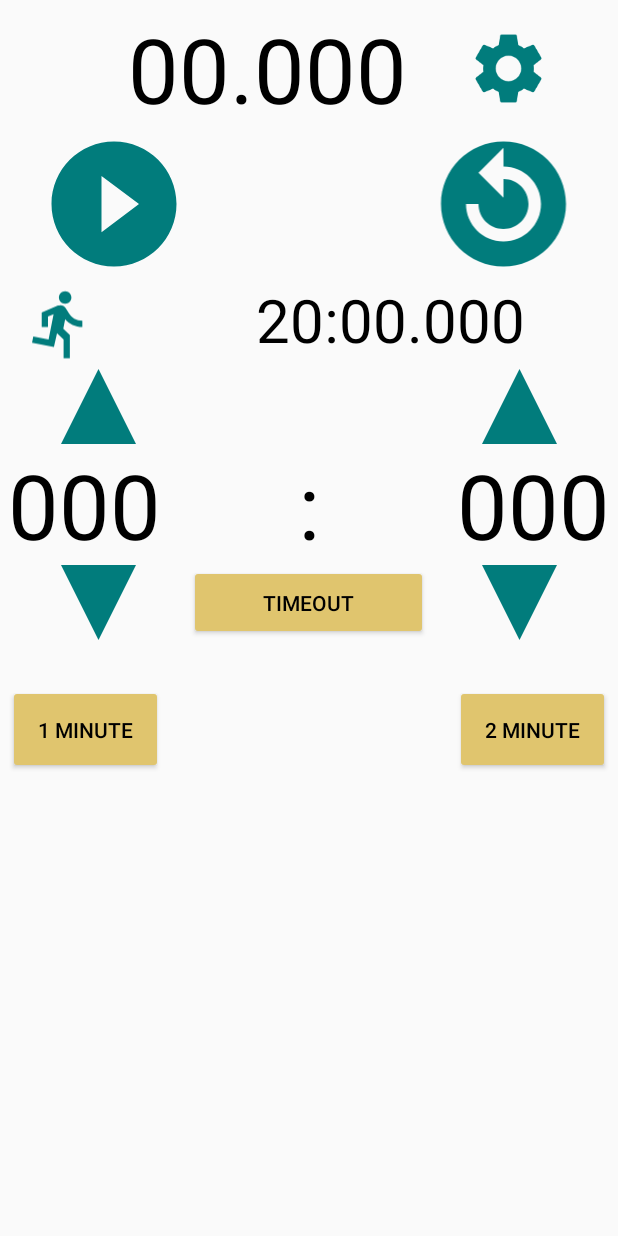
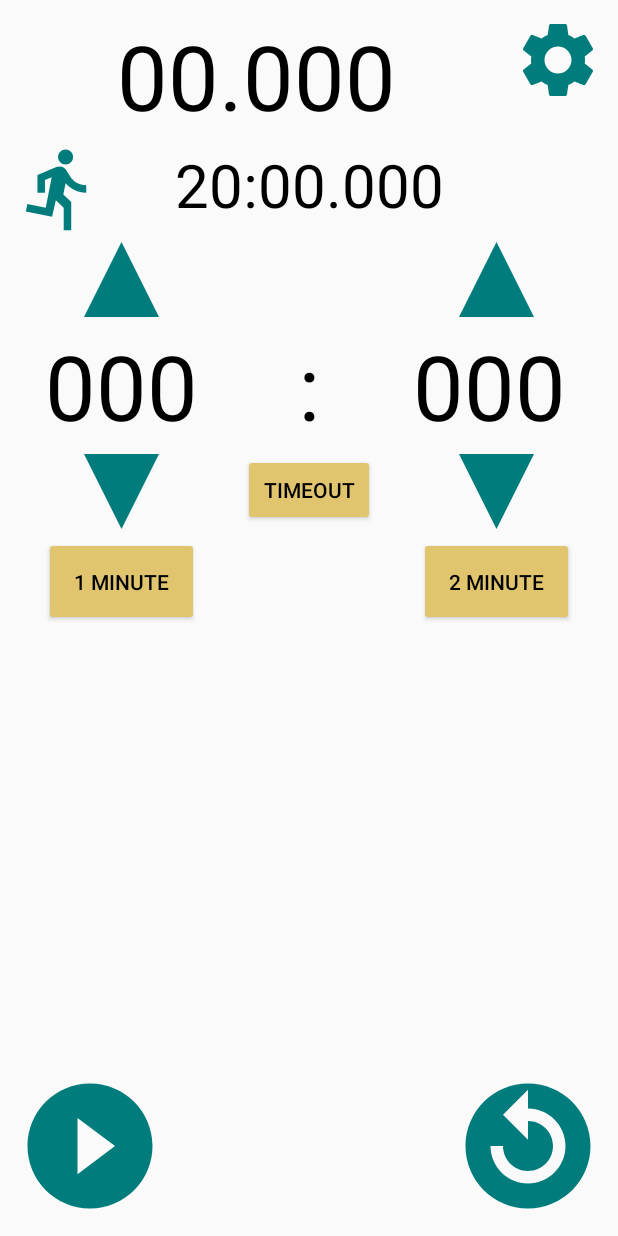
Before and after one commit to benrpinto/SportsTimer, an Android app built with Jetpack Compose: the screen it shows after launch (MainActivity), on a phone screen of 412 x 824 dp. Run offline under Robolectric (Android 15) with nearby library versions, the phone set to English and light mode, and no system bars.

Commit message:
Converted portrait main layout to ConstraintLayout Moved Play and Reset button to bottom of screen Vectors drawn with app:srcCompat Used tools:text to display sample times

```diff
--- a/app/src/main/res/layout/activity_main.xml
+++ b/app/src/main/res/layout/activity_main.xml
@@ -1,284 +1,262 @@
 <?xml version="1.0" encoding="utf-8"?>
-<LinearLayout xmlns:android="http://schemas.android.com/apk/res/android"
+<androidx.constraintlayout.widget.ConstraintLayout
+    xmlns:android="http://schemas.android.com/apk/res/android"
+    xmlns:app="http://schemas.android.com/apk/res-auto"
+    xmlns:tools="http://schemas.android.com/tools"
     android:layout_width="match_parent"
-    android:layout_height="match_parent"
-    android:orientation="vertical"
-    android:paddingHorizontal="5dp"
-    android:paddingVertical="5dp">
+    android:layout_height="match_parent">
 
-    <LinearLayout
+    <TextView
+        android:id="@+id/chronometer"
+        tools:text="10:00.000"
+        android:textSize="60sp"
+        android:layout_width="wrap_content"
+        android:layout_height="wrap_content"
+        android:layout_marginTop="10dp"
+        app:layout_constraintEnd_toStartOf="@+id/settingsButton"
+        app:layout_constraintStart_toStartOf="parent"
+        app:layout_constraintTop_toTopOf="parent"/>
+
+    <ImageButton
+        android:id="@+id/settingsButton"
+        app:srcCompat="@drawable/settings_cog"
+        android:contentDescription="@string/SettingsButton"
+        android:background="@null"
+        android:scaleType="fitCenter"
+        android:layout_width="60dp"
+        android:layout_height="60dp"
+        android:layout_marginTop="10dp"
+        android:layout_marginEnd="10dp"
+        app:layout_constraintEnd_toEndOf="parent"
+        app:layout_constraintTop_toTopOf="parent"/>
+
+    <ImageView
+        android:id="@+id/imageView"
+        app:srcCompat="@drawable/flag_runner"
+        android:contentDescription="@string/flag_runner"
+        android:scaleType="fitCenter"
+        android:layout_width="60dp"
+        android:layout_height="60dp"
+        android:layout_marginStart="10dp"
+        android:layout_marginTop="5dp"
+        app:layout_constraintStart_toStartOf="parent"
+        app:layout_constraintTop_toBottomOf="@+id/chronometer"/>
+
+    <TextView
+        android:id="@+id/flagCountdown"
+        tools:text="10:00.000"
+        android:textSize="40sp"
+        android:layout_width="wrap_content"
+        android:layout_height="wrap_content"
+        android:layout_marginTop="5dp"
+        app:layout_constraintEnd_toEndOf="parent"
+        app:layout_constraintStart_toStartOf="parent"
+        app:layout_constraintTop_toBottomOf="@+id/chronometer"/>
+
+    <ImageButton
+        android:id="@+id/scoreUpLeft"
+        app:srcCompat="@drawable/triangle_up"
+        android:contentDescription="@string/IncreaseLeftScore"
+        android:background="@null"
+        android:layout_width="wrap_content"
+        android:layout_height="wrap_content"
+        android:layout_marginTop="5dp"
+        app:layout_constraintEnd_toEndOf="@+id/scoreDownLeft"
+        app:layout_constraintTop_toBottomOf="@+id/imageView"/>
+
+    <ImageButton
+        android:id="@+id/scoreUpRight"
+        app:srcCompat="@drawable/triangle_up"
+        android:contentDescription="@string/IncreaseRightScore"
+        android:background="@null"
+        android:layout_width="wrap_content"
+        android:layout_height="wrap_content"
+        android:layout_marginTop="5dp"
+        android:layout_marginEnd="10dp"
+        app:layout_constraintStart_toStartOf="@+id/scoreDownRight"
+        app:layout_constraintTop_toBottomOf="@+id/imageView"/>
+
+    <TextView
+        android:id="@+id/scoreLeft"
+        android:text="@string/InitialScore"
+        android:textSize="60sp"
+        android:layout_width="wrap_content"
+        android:layout_height="wrap_content"
+        android:layout_marginTop="5dp"
+        app:layout_constraintEnd_toEndOf="@+id/scoreDownLeft"
+        app:layout_constraintStart_toStartOf="@+id/scoreDownLeft"
+        app:layout_constraintTop_toBottomOf="@+id/scoreUpLeft"/>
+
+    <TextView
+        android:id="@+id/scoreSeparator"
+        android:text="@string/ScoreSeparator"
+        android:textSize="60sp"
+        android:layout_width="wrap_content"
+        android:layout_height="wrap_content"
+        android:layout_marginTop="5dp"
+        app:layout_constraintEnd_toEndOf="parent"
+        app:layout_constraintStart_toStartOf="parent"
+        app:layout_constraintTop_toBottomOf="@+id/scoreUpLeft"/>
+
+    <TextView
+        android:id="@+id/scoreRight"
+        android:text="@string/InitialScore"
+        android:textSize="60sp"
+        android:layout_width="wrap_content"
+        android:layout_height="wrap_content"
+        android:layout_marginTop="5dp"
+        android:layout_marginEnd="10dp"
+        app:layout_constraintEnd_toEndOf="@+id/scoreDownRight"
+        app:layout_constraintStart_toStartOf="@+id/scoreDownRight"
+        app:layout_constraintTop_toBottomOf="@+id/scoreUpRight"/>
+
+    <ImageButton
+        android:id="@+id/scoreDownLeft"
+        app:srcCompat="@drawable/triangle_down"
+        android:contentDescription="@string/DecreaseLeftScore"
+        android:background="@null"
+        android:layout_width="wrap_content"
+        android:layout_height="wrap_content"
+        android:layout_marginTop="5dp"
+        app:layout_constraintEnd_toStartOf="@+id/timeout"
+        app:layout_constraintStart_toStartOf="parent"
+        app:layout_constraintTop_toBottomOf="@+id/scoreLeft"/>
+
+    <ImageButton
+        android:id="@+id/scoreDownRight"
+        app:srcCompat="@drawable/triangle_down"
+        android:contentDescription="@string/DecreaseRightScore"
+        android:background="@null"
+        android:layout_width="wrap_content"
+        android:layout_height="wrap_content"
+        android:layout_marginTop="5dp"
+        app:layout_constraintEnd_toEndOf="parent"
+        app:layout_constraintStart_toEndOf="@+id/timeout"
+        app:layout_constraintTop_toBottomOf="@+id/scoreRight"/>
+
+    <Button
+        android:id="@+id/timeout"
+        android:text="@string/timeout"
+        android:layout_width="wrap_content"
+        android:layout_height="wrap_content"
+        android:layout_marginTop="5dp"
+        app:layout_constraintEnd_toEndOf="parent"
+        app:layout_constraintStart_toStartOf="parent"
+        app:layout_constraintTop_toBottomOf="@+id/scoreSeparator"/>
+
+    <TableRow
+        android:id="@+id/timeoutRow"
+        android:visibility="gone"
+        tools:visibility="visible"
+        android:orientation="vertical"
         android:layout_width="match_parent"
         android:layout_height="wrap_content"
-        android:orientation="horizontal">
+        android:layout_marginStart="10dp"
+        android:layout_marginEnd="10dp"
+        android:layout_marginTop="5dp"
+        app:layout_constraintEnd_toEndOf="parent"
+        app:layout_constraintStart_toEndOf="parent"
+        app:layout_constraintTop_toBottomOf="@+id/scoreDownLeft">
 
-        <Space
-            android:layout_width="5dp"
-            android:layout_height="match_parent"
-            android:layout_weight="0.5"/>
+        <Button
+            android:id="@+id/minus1"
+            android:text="@string/ReduceTimeout"
+            android:layout_weight="1"
+            android:layout_width="wrap_content"
+            android:layout_height="match_parent"/>
 
         <TextView
-            android:id="@+id/chronometer"
+            android:id="@+id/timeoutCounter"
+            tools:text = "00:00"
+            android:countDown="true"
+            android:textSize="40sp"
+            android:textAlignment="center"
             android:layout_width="wrap_content"
-            android:layout_height="wrap_content"
-            android:layout_gravity="center"
-            android:textSize="60sp" />
+            android:layout_height="wrap_content"/>
 
-        <ImageButton
-            android:id="@+id/settingsButton"
+        <Button
+            android:id="@+id/plus1"
+            android:text="@string/IncreaseTimeout"
+            android:layout_weight="1"
             android:layout_width="wrap_content"
-            android:layout_height="match_parent"
-            android:minWidth="60dp"
-            android:minHeight="60dp"
-            android:layout_weight="0.5"
-            android:background="@null"
-            android:contentDescription="@string/SettingsButton"
-            android:scaleType="fitCenter"
-            android:scaleX="0.7"
-            android:scaleY="0.7"
-            android:src="@drawable/settings_cog" />
-    </LinearLayout>
+            android:layout_height="match_parent"/>
+    </TableRow>
 
-    <LinearLayout
+    <Button
+        android:id="@+id/yellow1"
+        android:text="@string/yellow1"
+        android:layout_width="wrap_content"
+        android:layout_height="wrap_content"
+        android:padding="20dp"
+        android:layout_marginTop="5dp"
+        app:layout_constraintEnd_toStartOf="@+id/timeout"
+        app:layout_constraintStart_toStartOf="parent"
+        app:layout_constraintTop_toBottomOf="@+id/timeoutRow"/>
+
+    <Button
+        android:id="@+id/yellow2"
+        android:text="@string/yellow2"
+        android:layout_width="wrap_content"
+        android:layout_height="wrap_content"
+        android:padding="20dp"
+        android:layout_marginTop="5dp"
+        app:layout_constraintEnd_toEndOf="parent"
+        app:layout_constraintStart_toEndOf="@+id/timeout"
+        app:layout_constraintTop_toBottomOf="@+id/timeoutRow"/>
+
+    <ScrollView
+        android:contentDescription="@string/YellowCard"
         android:layout_width="match_parent"
         android:layout_height="wrap_content"
-        android:orientation="horizontal">
-        <ImageButton
-            android:id="@+id/playPauseButton"
-            android:layout_width="wrap_content"
-            android:layout_height="100dp"
-            android:layout_gravity="start"
-            android:scaleType="fitCenter"
-            android:layout_weight="1"
-            android:background="@null"
-            android:contentDescription="@string/PlayPauseButton"
-            android:src="@drawable/play"/>
-
-        <Space
-            android:layout_width="wrap_content"
-            android:layout_height="wrap_content"
-            android:layout_weight="1" />
-
-        <ImageButton
-            android:id="@+id/resetButton"
-            android:layout_width="wrap_content"
-            android:layout_height="100dp"
-            android:layout_gravity="end"
-            android:scaleType="fitCenter"
-            android:layout_weight="1"
-            android:background="@null"
-            android:contentDescription="@string/ResetButton"
-            android:src="@drawable/reset" />
-    </LinearLayout>
-
-    <LinearLayout
-        android:layout_width="match_parent"
-        android:layout_height="wrap_content"
-        android:orientation="horizontal">
-
-        <ImageView
-            android:id="@+id/imageView"
-            android:layout_width="70dp"
-            android:layout_height="60dp"
-            android:paddingHorizontal="10dp"
-            android:scaleType="fitCenter"
-            android:src="@drawable/flag_runner"
-            android:contentDescription="@string/flag_runner" />
-
-        <Space
-            android:layout_width="0dp"
-            android:layout_height="wrap_content"
-            android:layout_weight="1" />
-
-        <TextView
-            android:id="@+id/flagCountdown"
-            android:layout_width="wrap_content"
-            android:layout_height="wrap_content"
-            android:layout_weight="3"
-            android:textAlignment="center"
-            android:textSize="40sp"/>
-    </LinearLayout>
-
-    <LinearLayout
-        android:layout_width="match_parent"
-        android:layout_height="50dp"
-        android:orientation="horizontal">
-
-        <ImageButton
-            android:id="@+id/scoreUpLeft"
-            android:layout_width="wrap_content"
-            android:layout_height="match_parent"
-            android:layout_weight="1"
-            android:background="@null"
-            android:contentDescription="@string/IncreaseLeftScore"
-            android:src="@drawable/triangle_up" />
-
-        <Button
-            android:layout_width="wrap_content"
-            android:layout_height="match_parent"
-            android:layout_weight="1"
-            android:visibility="invisible"
-            android:text="@string/timeout" />
-
-        <ImageButton
-            android:id="@+id/scoreUpRight"
-            android:layout_width="wrap_content"
-            android:layout_height="match_parent"
-            android:layout_weight="1"
-            android:background="@null"
-            android:contentDescription="@string/IncreaseRightScore"
-            android:src="@drawable/triangle_up" />
-    </LinearLayout>
-
-    <LinearLayout
-        android:layout_width="match_parent"
-        android:layout_height="wrap_content"
-        android:orientation="horizontal">
-            <TextView
-                android:id="@+id/scoreLeft"
-                android:layout_width="wrap_content"
-                android:layout_height="wrap_content"
-                android:layout_weight="0"
-                android:textAlignment="center"
-                android:textSize="60sp"
-                android:text="@string/InitialScore"/>
-
-            <TextView
-                android:id="@+id/scoreSeparator"
-                android:layout_width="wrap_content"
-                android:layout_height="wrap_content"
-                android:layout_weight="1"
-                android:textAlignment="center"
-                android:textSize="60sp"
-                android:text="@string/ScoreSeparator" />
-
-            <TextView
-                android:id="@+id/scoreRight"
-                android:layout_width="wrap_content"
-                android:layout_height="wrap_content"
-                android:layout_weight="0"
-                android:textAlignment="center"
-                android:textSize="60sp"
-                android:text="@string/InitialScore"/>
-    </LinearLayout>
-
-    <LinearLayout
-        android:layout_width="match_parent"
-        android:layout_height="50dp"
-        android:orientation="horizontal">
-
-            <ImageButton
-                android:id="@+id/scoreDownLeft"
-                android:layout_width="wrap_content"
-                android:layout_height="match_parent"
-                android:layout_weight="1"
-                android:background="@null"
-                android:contentDescription="@string/DecreaseLeftScore"
-                android:src="@drawable/triangle_down" />
-
-            <Button
-                android:id="@+id/timeout"
-                android:layout_width="wrap_content"
-                android:layout_height="match_parent"
-                android:layout_weight="1"
-                android:text="@string/timeout" />
-
-            <ImageButton
-                android:id="@+id/scoreDownRight"
-                android:layout_width="wrap_content"
-                android:layout_height="match_parent"
-                android:layout_weight="1"
-                android:background="@null"
-                android:contentDescription="@string/DecreaseRightScore"
-                android:src="@drawable/triangle_down" />
-    </LinearLayout>
-
-    <TableLayout
-        android:orientation="vertical"
-        android:layout_width="match_parent"
-        android:layout_height="wrap_content">
-        <TableRow
-            android:id = "@+id/timeoutRow"
-            android:layout_width="match_parent"
-            android:layout_height="match_parent"
-            android:visibility="gone">
-
-            <Button
-                android:id="@+id/minus1"
-                android:layout_width="wrap_content"
-                android:layout_height="match_parent"
-                android:layout_weight="1"
-                android:text="@string/ReduceTimeout" />
-
-            <TextView
-                android:id="@+id/timeoutCounter"
-                android:layout_width="fill_parent"
-                android:layout_height="wrap_content"
-                android:countDown="true"
-                android:textAlignment="center"
-                android:textSize="40sp"/>
-
-            <Button
-                android:id="@+id/plus1"
-                android:layout_width="wrap_content"
-                android:layout_height="match_parent"
-                android:layout_weight="1"
-                android:text="@string/IncreaseTimeout" />
-        </TableRow>
-
-        <TableRow
-            android:layout_width="match_parent"
-            android:layout_height="wrap_content"
-            android:orientation="vertical">
-
-            <Space
-                android:layout_width="wrap_content"
-                android:layout_height="30sp"
-                android:layout_weight="1"/>
-        </TableRow>
-
-        <TableRow
-            android:layout_width="match_parent"
-            android:layout_height="wrap_content"
-            android:orientation="vertical">
-            <Button
-                android:id="@+id/yellow1"
-                android:layout_width="match_parent"
-                android:layout_height="wrap_content"
-                android:layout_gravity="start"
-                android:padding="20dp"
-                android:text="@string/yellow1" />
-
-            <Space
-                android:layout_width="wrap_content"
-                android:layout_height="wrap_content"
-                android:layout_weight="1"/>
-
-            <Button
-                android:id="@+id/yellow2"
-                android:layout_width="match_parent"
-                android:layout_height="wrap_content"
-                android:layout_gravity="end"
-                android:padding="20dp"
-                android:text="@string/yellow2" />
-        </TableRow>
-    </TableLayout>
-    <ScrollView
-        android:layout_width="match_parent"
-        android:layout_height="match_parent"
-        android:contentDescription="@string/YellowCard">
+        android:layout_marginStart="10dp"
+        android:layout_marginTop="5dp"
+        android:layout_marginEnd="10dp"
+        app:layout_constraintBottom_toTopOf="@+id/playPauseButton"
+        app:layout_constrainedHeight="true"
+        app:layout_constraintEnd_toEndOf="parent"
+        app:layout_constraintStart_toStartOf="parent"
+        app:layout_constraintTop_toBottomOf="@+id/yellow1"
+        app:layout_constraintVertical_bias="0.0">
 
         <LinearLayout
+            tools:visibility="gone"
+            android:orientation="vertical"
             android:layout_width="match_parent"
-            android:layout_height="wrap_content"
-            android:orientation="vertical">
+            android:layout_height="wrap_content">
 
             <TableLayout
                 android:id="@+id/cardTable"
+                android:animateLayoutChanges="true"
                 android:layout_width="match_parent"
                 android:layout_height="wrap_content"
-                android:animateLayoutChanges="true"
-                android:paddingVertical="15sp">
-            </TableLayout>
+                android:paddingVertical="15sp"/>
         </LinearLayout>
     </ScrollView>
-</LinearLayout>
+
+    <ImageButton
+        android:id="@+id/playPauseButton"
+        app:srcCompat="@drawable/play"
+        android:contentDescription="@string/PlayPauseButton"
+        android:background="@null"
+        android:scaleType="fitCenter"
+        android:layout_width="100dp"
+        android:layout_height="100dp"
+        android:layout_marginStart="10dp"
+        android:layout_marginBottom="10dp"
+        app:layout_constraintBottom_toBottomOf="parent"
+        app:layout_constraintStart_toStartOf="parent"/>
+
+    <ImageButton
+        android:id="@+id/resetButton"
+        app:srcCompat="@drawable/reset"
+        android:contentDescription="@string/ResetButton"
+        android:background="@null"
+        android:scaleType="fitCenter"
+        android:layout_width="100dp"
+        android:layout_height="100dp"
+        android:layout_marginEnd="10dp"
+        android:layout_marginBottom="10dp"
+        app:layout_constraintBottom_toBottomOf="parent"
+        app:layout_constraintEnd_toEndOf="parent"/>
+
+</androidx.constraintlayout.widget.ConstraintLayout>
```
